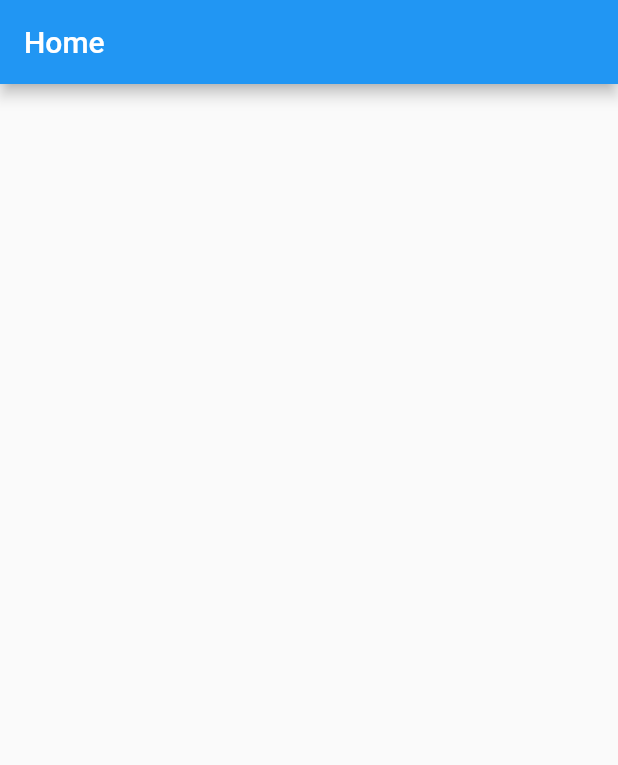
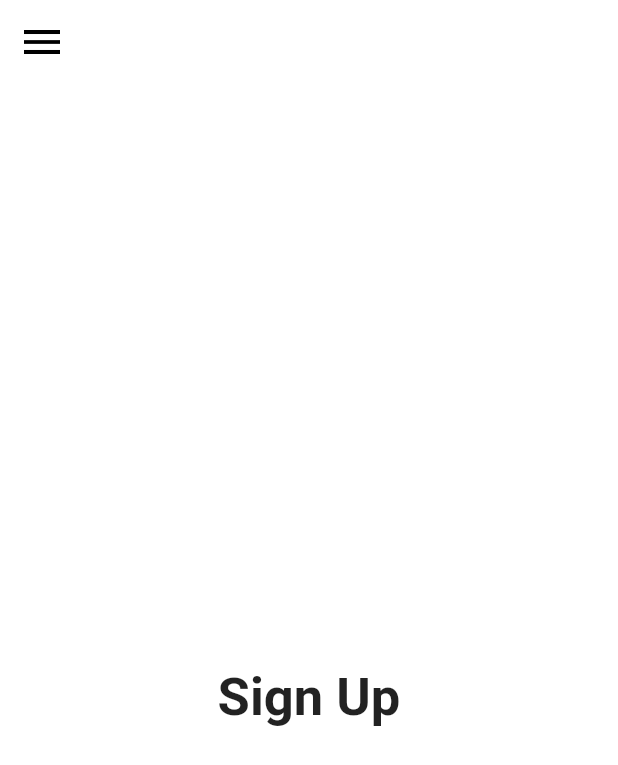
Before and after one commit to divyakumarprajapati/pet_adoption, a Flutter app: the screen it shows after launch, on a phone screen of 412 x 824 dp. Shown: the top 765 px of the screen. Run offline on Flutter 3.47's test engine with Material 2 defaults, Android fonts, the phone set to English and light mode, and no system bars.

```diff
--- a/lib/pages/home_page.dart
+++ b/lib/pages/home_page.dart
@@ -11,11 +11,46 @@ class HomePage extends StatelessWidget {
 
   @override
   Widget build(BuildContext context) {
+    final size = MediaQuery.of(context).size;
     return Scaffold(
       appBar: AppBar(
-        title: Text('Home'),
+        foregroundColor: Colors.black,
+        backgroundColor: Colors.white,
+        elevation: 0,
+        actionsIconTheme: IconThemeData(size: 50),
+        leading: IconButton(
+          icon: const Icon(
+            Icons.menu,
+            size: 32,
+          ),
+          onPressed: () {},
+        ),
       ),
-      body: Container(),
+      body: Stack(
+        alignment: AlignmentDirectional.topStart,
+        children: [
+          Container(
+            width: size.width,
+            height: size.height,
+            color: Colors.white,
+            child: Column(
+              mainAxisAlignment: MainAxisAlignment.center,
+              children: [
+                const SizedBox(
+                  height: 50.0,
+                ),
+                const Text(
+                  'Sign Up',
+                  style: TextStyle(
+                    fontSize: 35,
+                    fontWeight: FontWeight.bold,
+                  ),
+                ),
+              ],
+            ),
+          ),
+        ],
+      ),
     );
   }
 }
```
Also changed, not shown: pubspec.yaml (+5 -53 lines), assets/launcher_icon.jpg (added), pubspec.lock, 11 other files.
